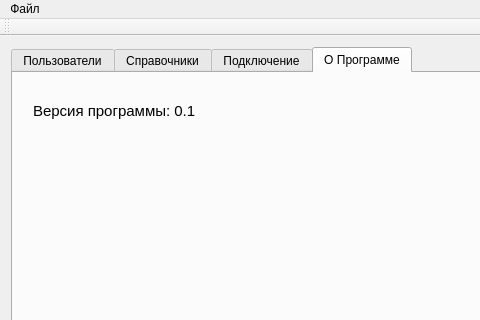
Qt form dataBaseFirebird/mainwindow.ui (Evgeniykull/DataBase) before a commit; both pictures show x 0 to 480 and y 0 to 320 of the 602 by 623 pixel window.
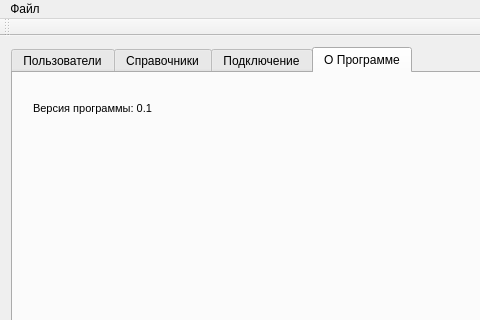
The same form after that commit.

The edit to the form file:
```diff
--- a/dataBaseFirebird/mainwindow.ui
+++ b/dataBaseFirebird/mainwindow.ui
@@ -413,14 +413,14 @@
         <property name="geometry">
          <rect>
           <x>20</x>
-          <y>30</y>
-          <width>171</width>
-          <height>16</height>
+          <y>25</y>
+          <width>231</width>
+          <height>21</height>
          </rect>
         </property>
         <property name="font">
          <font>
-          <pointsize>11</pointsize>
+          <pointsize>8</pointsize>
          </font>
         </property>
         <property name="text">
```
